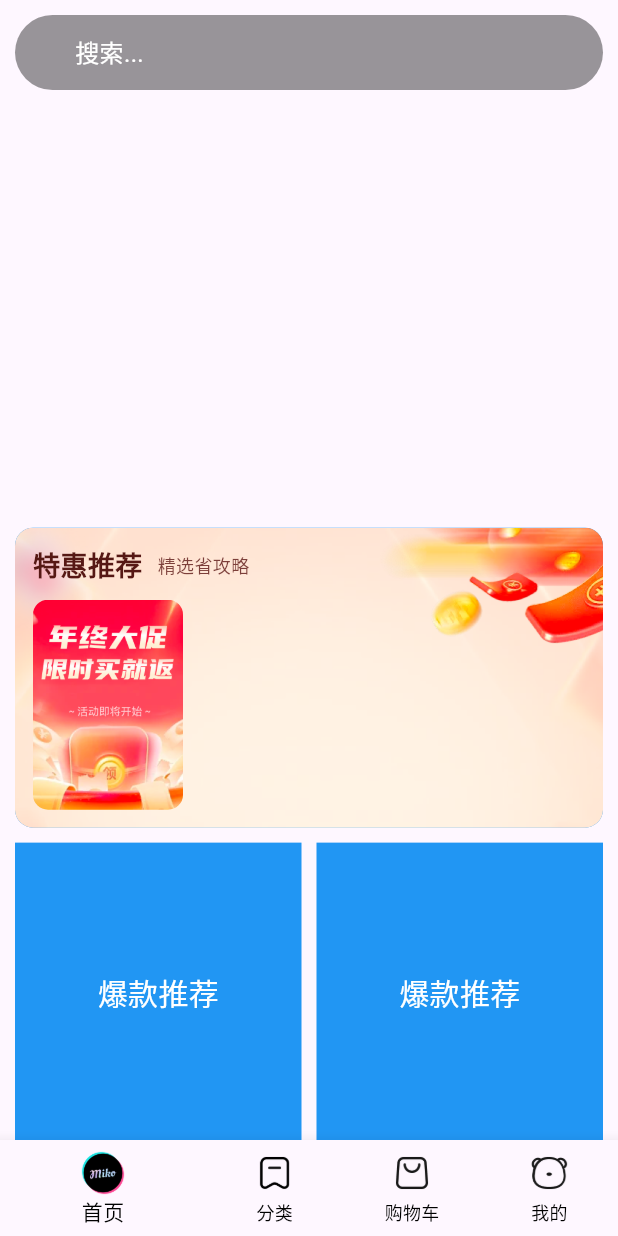
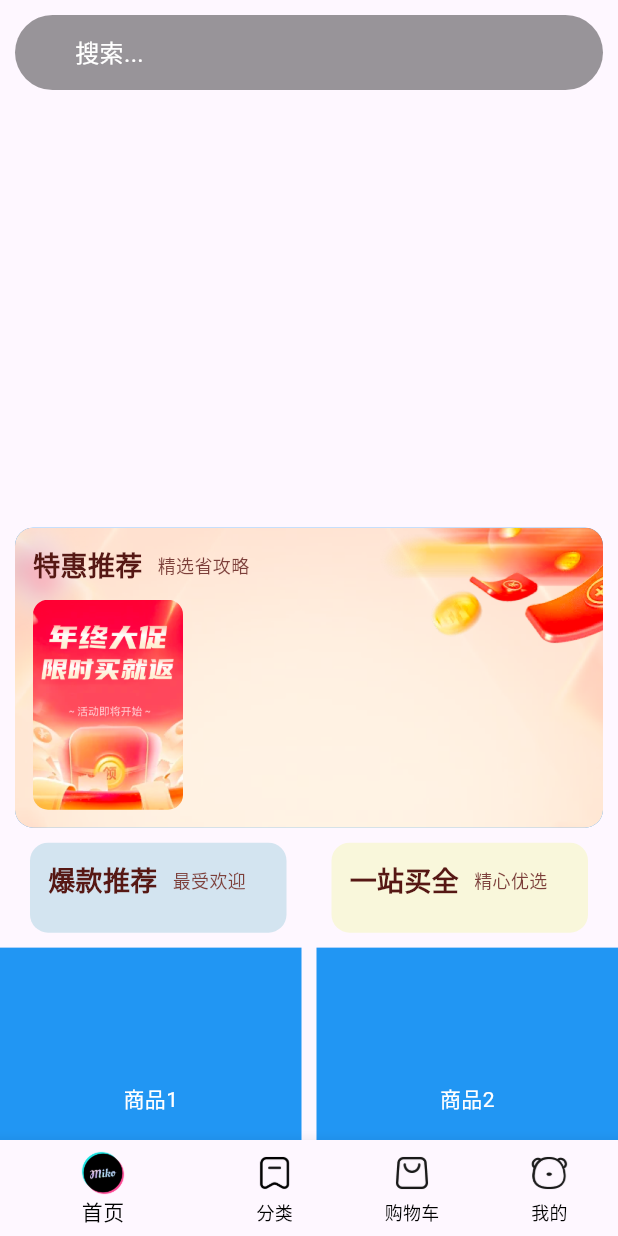
Before and after one commit to waynebing/flutter_project, a Flutter app: the screen it shows after launch, on a phone screen of 412 x 824 dp. Run offline on Flutter 3.47's test engine with Material 3 defaults, Android fonts, the phone set to English and light mode, and no system bars; drawn by our look-alikes of carousel_slider; our stand-ins replace dio; network calls fail.

Commit message:
完成爆款推荐和一站买全功能

```diff
--- a/hm_shop/lib/components/Home/HmHot.dart
+++ b/hm_shop/lib/components/Home/HmHot.dart
@@ -1,22 +1,117 @@
 import 'package:flutter/material.dart';
+import 'package:hm_shop/viewmodels/home.dart';
 
 class HmHot extends StatefulWidget {
-  HmHot({Key? key}) : super(key: key);
+  // 热榜推荐
+  final SpecialRecommendResult result;
+  // 类型
+  final String type;
+  HmHot({Key? key, required this.result, required this.type}) : super(key: key);
 
   @override
   _HmHotState createState() => _HmHotState();
 }
 
 class _HmHotState extends State<HmHot> {
+// 获取前两条数据
+  // 计算属性 .xxx就可以调用
+  // 方法() 调用
+  List<GoodsItem> get _items {
+    if (widget.result.subTypes.isEmpty) {
+      return [];
+    }
+    return widget.result.subTypes.first.goodsItems.items.take(2).toList();
+  }
+
+  // 构建子项
+  List<Widget> _getChildrenList() {
+    return _items.map((item) {
+      return Expanded(
+        child: Container(
+          // width: 80,
+          decoration: BoxDecoration(borderRadius: BorderRadius.circular(12)),
+          child: Column(
+            mainAxisAlignment: MainAxisAlignment.center,
+            children: [
+              ClipRRect(
+                borderRadius: BorderRadius.circular(12),
+                child: Image.network(
+                  item.picture,
+                  // width: 80,
+                  fit: BoxFit.cover,
+                  height: 100,
+                  errorBuilder: (context, error, stackTrace) {
+                    return Image.asset(
+                      "lib/assets/home_cmd_inner.png",
+                      // width: 80,
+                      fit: BoxFit.cover,
+                      height: 100,
+                    );
+                  },
+                ),
+              ),
+              SizedBox(height: 5),
+              Text(
+                "¥${item.price}",
+                style: TextStyle(
+                  fontSize: 12,
+                  color: const Color.fromARGB(255, 86, 24, 20),
+                ),
+              ),
+            ],
+          ),
+        ),
+      );
+    }).toList();
+  }
+
+  Widget _buildHeader() {
+    return Row(
+      children: [
+        Text(
+          widget.type == "step" ? "一站买全" : "爆款推荐",
+          style: TextStyle(
+            color: const Color.fromARGB(255, 86, 24, 20),
+            fontSize: 18,
+            fontWeight: FontWeight.w700,
+          ),
+        ),
+        SizedBox(width: 10),
+        Text(
+          widget.type == "step" ? "精心优选" : "最受欢迎",
+          style: TextStyle(
+            fontSize: 12,
+            color: const Color.fromARGB(255, 124, 63, 58),
+          ),
+        ),
+      ],
+    );
+  }
+
   @override
   Widget build(BuildContext context) {
-    return Container(
-      height: 200,
-      color: Colors.blue,
-      alignment: Alignment.center,
-      child: Text(
-        '爆款推荐',
-        style: TextStyle(color: Colors.white, fontSize: 20),
+    return Padding(
+      padding: EdgeInsets.symmetric(horizontal: 10),
+      child: Container(
+        alignment: Alignment.center,
+        padding: EdgeInsets.all(12),
+        decoration: BoxDecoration(
+          borderRadius: BorderRadius.circular(12),
+          color: widget.type == "step"
+              ? const Color.fromARGB(255, 249, 247, 219)
+              : const Color.fromARGB(255, 211, 228, 240),
+        ),
+        child: Column(
+          children: [
+            // 顶部内容
+            _buildHeader(),
+            SizedBox(height: 10),
+            Row(
+              mainAxisAlignment: MainAxisAlignment.spaceEvenly,
+              children: _getChildrenList(),
+            ),
+          ],
+        ),
       ),
     );
   }
--- a/hm_shop/lib/constants/index.dart
+++ b/hm_shop/lib/constants/index.dart
@@ -12,4 +12,6 @@ class HttpConstants {
   static const String BANNER_LIST = "/home/banner";
   static const String CATEGORY_LIST = "/home/category/head";
   static const String PRODUCT_LIST = "/hot/preference"; // 特惠推荐地址
+  static const String IN_VOGUE_LIST = "/hot/inVogue"; // 热榜推荐地址
+  static const String ONE_STOP_LIST = "/hot/oneStop"; // 一站式推荐地址
 }
--- a/hm_shop/lib/pages/Home/index.dart
+++ b/hm_shop/lib/pages/Home/index.dart
@@ -61,12 +61,17 @@ class _HomeViewState extends State<HomeView> {
           child: Flex(
             direction: Axis.horizontal,
             children: [
-            Expanded(child: HmHot()),
+              Expanded(
+                child: HmHot(result: _inVogueResult, type: "hot"),
+              ),
               SizedBox(width: 10),
-            Expanded(child: HmHot()),
+              Expanded(
+                child: HmHot(result: _oneStopResult, type: "step"),
+              ),
             ],
           ),
-      )),
+        ),
+      ),
       SliverToBoxAdapter(
           child: SizedBox(
         height: 10,
@@ -86,12 +91,27 @@ class _HomeViewState extends State<HomeView> {
     subTypes: [],
   );
 
+  // 热榜推荐
+  SpecialRecommendResult _inVogueResult = SpecialRecommendResult(
+    id: "",
+    title: "",
+    subTypes: [],
+  );
+  // 一站式推荐
+  SpecialRecommendResult _oneStopResult = SpecialRecommendResult(
+    id: "",
+    title: "",
+    subTypes: [],
+  );
+
   @override
   void initState() {
     super.initState();
     _getBannerList();
     _getCategoryList();
     _getProductList();
+    _getInVogueList();
+    _getOneStopList();
   }
 
   void _getBannerList() async {
@@ -109,6 +129,16 @@ class _HomeViewState extends State<HomeView> {
     _specialRecommendResult = await getSpecialRecommendAPI();
   }
 
+  // 获取热榜推荐列表
+  void _getInVogueList() async {
+    _inVogueResult = await getInVogueListAPI();
+  }
+
+  // 获取一站式推荐列表
+  void _getOneStopList() async {
+    _oneStopResult = await getOneStopListAPI();
+  }
+
   @override
   Widget build(BuildContext context) {
     return CustomScrollView(
```
Also changed, not shown: hm_shop/lib/api/home.dart (+16 -0 lines). Lines whose indentation alone changed are shown as unchanged.
